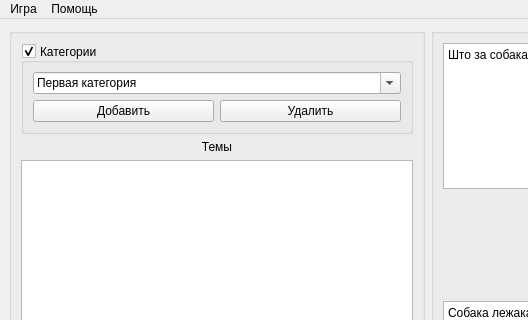
Qt form backend/mainwindow.ui (leoneii/py_Jeopardy) before a commit; both pictures show x 0 to 528 and y 0 to 320 of the 1278 by 846 pixel window.
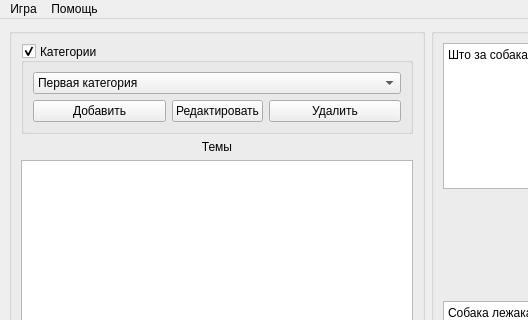
The same form after that commit. The open tabs and pages were chosen to show the change. Icons and pictures are not drawn.

Commit message: Обновил

What changed in the file:
```diff
--- a/backend/mainwindow.ui
+++ b/backend/mainwindow.ui
@@ -62,6 +62,13 @@
            </widget>
           </item>
           <item row="1" column="1">
+           <widget class="QPushButton" name="pushButton">
+            <property name="text">
+             <string>Редактировать</string>
+            </property>
+           </widget>
+          </item>
+          <item row="1" column="2">
            <widget class="QPushButton" name="pushButton__delCat">
             <property name="sizePolicy">
              <sizepolicy hsizetype="MinimumExpanding" vsizetype="Fixed">
@@ -74,10 +81,10 @@
             </property>
            </widget>
           </item>
-          <item row="0" column="0" colspan="2">
+          <item row="0" column="0" colspan="3">
            <widget class="QComboBox" name="comboBox_Cat">
             <property name="editable">
-             <bool>true</bool>
+             <bool>false</bool>
             </property>
             <item>
              <property name="text">
```
Left out of the diff: 6 changed lines with no effect on the pictures. The commit also changes 2 other files.
